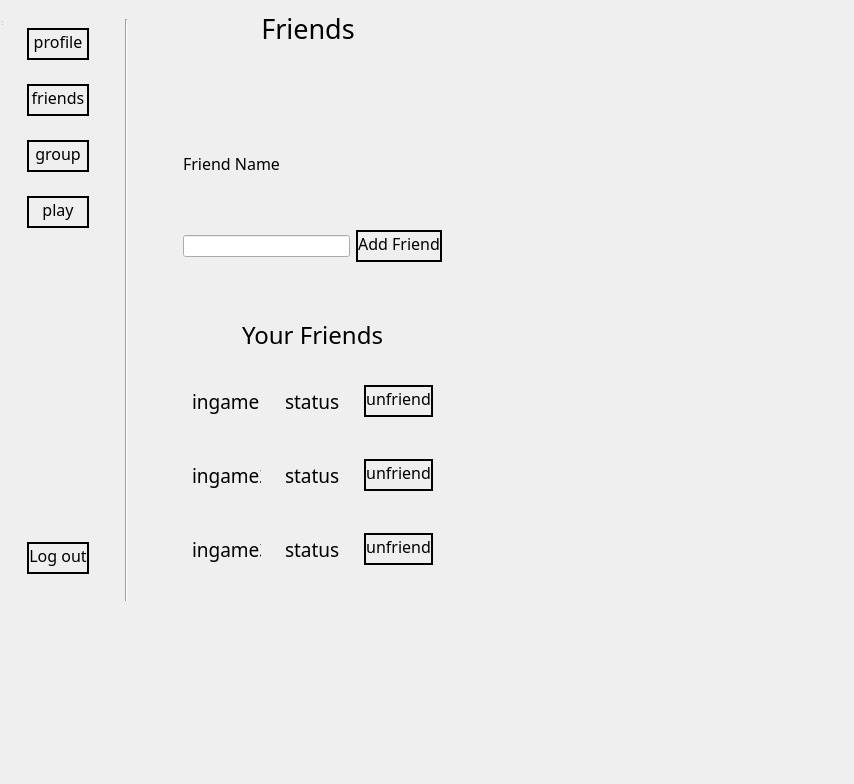
Old version of the form nitin_venv/Chess-master/windows/wui/friends.ui in the repository NetworkProgramming-20212-Group1/ChessMultiplayer.
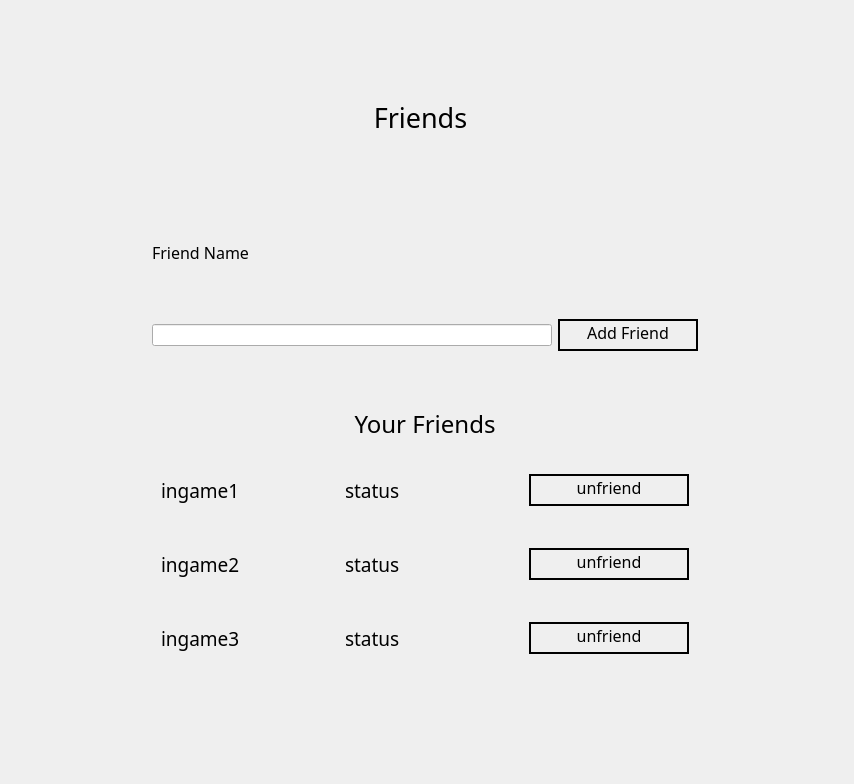
New version of the form.

Diff of the .ui file:
```diff
--- a/nitin_venv/Chess-master/windows/wui/friends.ui
+++ b/nitin_venv/Chess-master/windows/wui/friends.ui
@@ -18,205 +18,11 @@
     <rect>
      <x>0</x>
      <y>0</y>
-     <width>469</width>
-     <height>602</height>
+     <width>851</width>
+     <height>781</height>
     </rect>
    </property>
    <layout class="QHBoxLayout" name="horizontalLayout_6">
-    <item>
-     <widget class="QWidget" name="widget_9" native="true">
-      <property name="minimumSize">
-       <size>
-        <width>150</width>
-        <height>600</height>
-       </size>
-      </property>
-      <property name="maximumSize">
-       <size>
-        <width>200</width>
-        <height>600</height>
-       </size>
-      </property>
-      <layout class="QHBoxLayout" name="horizontalLayout_7">
-       <item>
-        <widget class="QWidget" name="leftWidget" native="true">
-         <property name="maximumSize">
-          <size>
-           <width>150</width>
-           <height>600</height>
-          </size>
-         </property>
-         <layout class="QVBoxLayout" name="verticalLayout">
-          <item>
-           <widget class="QWidget" name="widget_3" native="true">
-            <layout class="QHBoxLayout" name="horizontalLayout">
-             <item>
-              <widget class="QPushButton" name="profile_button">
-               <property name="font">
-                <font>
-                 <family>Poor Richard</family>
-                 <pointsize>12</pointsize>
-                </font>
-               </property>
-               <property name="styleSheet">
-                <string notr="true">border-radius : 100; 
-border : 2px solid black;
-padding-bottom: 5px</string>
-               </property>
-               <property name="text">
-                <string>profile</string>
-               </property>
-              </widget>
-             </item>
-            </layout>
-           </widget>
-          </item>
-          <item>
-           <widget class="QWidget" name="widget_4" native="true">
-            <layout class="QHBoxLayout" name="horizontalLayout_2">
-             <item>
-              <widget class="QPushButton" name="friend_button">
-               <property name="font">
-                <font>
-                 <family>Poor Richard</family>
-                 <pointsize>12</pointsize>
-                </font>
-               </property>
-               <property name="styleSheet">
-                <string notr="true">border-radius : 100; 
-border : 2px solid black;
-padding-bottom: 5px</string>
-               </property>
-               <property name="text">
-                <string>friends</string>
-               </property>
-              </widget>
-             </item>
-            </layout>
-           </widget>
-          </item>
-          <item>
-           <widget class="QWidget" name="widget_5" native="true">
-            <layout class="QHBoxLayout" name="horizontalLayout_3">
-             <item>
-              <widget class="QPushButton" name="group_button">
-               <property name="font">
-                <font>
-                 <family>Poor Richard</family>
-                 <pointsize>12</pointsize>
-                </font>
-               </property>
-               <property name="styleSheet">
-                <string notr="true">border-radius : 100; 
-border : 2px solid black;
-padding-bottom: 5px</string>
-               </property>
-               <property name="text">
-                <string>group</string>
-               </property>
-              </widget>
-             </item>
-            </layout>
-           </widget>
-          </item>
-          <item>
-           <widget class="QWidget" name="widget_6" native="true">
-            <layout class="QVBoxLayout" name="verticalLayout_2">
-             <item>
-              <widget class="QPushButton" name="play_button">
-               <property name="font">
-                <font>
-                 <family>Poor Richard</family>
-                 <pointsize>12</pointsize>
-                </font>
-               </property>
-               <property name="styleSheet">
-                <string notr="true">border-radius : 100; 
-border : 2px solid black;
-padding-bottom: 5px</string>
-               </property>
-               <property name="text">
-                <string>play</string>
-               </property>
-              </widget>
-             </item>
-            </layout>
-           </widget>
-          </item>
-          <item>
-           <spacer name="verticalSpacer">
-            <property name="orientation">
-             <enum>Qt::Vertical</enum>
-            </property>
-            <property name="sizeHint" stdset="0">
-             <size>
-              <width>20</width>
-              <height>40</height>
-             </size>
-            </property>
-           </spacer>
-          </item>
-          <item>
-           <widget class="QWidget" name="widget_7" native="true">
-            <layout class="QHBoxLayout" name="horizontalLayout_4">
-             <item>
-              <widget class="QPushButton" name="logout_button">
-               <property name="font">
-                <font>
-                 <family>Poor Richard</family>
-                 <pointsize>12</pointsize>
-                </font>
-               </property>
-               <property name="styleSheet">
-                <string notr="true">border-radius : 100; 
-border : 2px solid black;
-padding-bottom: 5px</string>
-               </property>
-               <property name="text">
-                <string>Log out</string>
-               </property>
-              </widget>
-             </item>
-            </layout>
-           </widget>
-          </item>
-         </layout>
-        </widget>
-       </item>
-       <item>
-        <widget class="QWidget" name="widget_8" native="true">
-         <property name="minimumSize">
-          <size>
-           <width>20</width>
-           <height>600</height>
-          </size>
-         </property>
-         <property name="maximumSize">
-          <size>
-           <width>40</width>
-           <height>600</height>
-          </size>
-         </property>
-         <layout class="QHBoxLayout" name="horizontalLayout_8">
-          <item>
-           <widget class="Line" name="line">
-            <property name="minimumSize">
-             <size>
-              <width>5</width>
-              <height>600</height>
-             </size>
-            </property>
-            <property name="orientation">
-             <enum>Qt::Vertical</enum>
-            </property>
-           </widget>
-          </item>
-         </layout>
-        </widget>
-       </item>
-      </layout>
-     </widget>
-    </item>
     <item>
      <widget class="QWidget" name="widget" native="true">
       <property name="maximumSize">
@@ -559,16 +365,6 @@
     </item>
    </layout>
   </widget>
-  <widget class="QStatusBar" name="statusbar">
-   <property name="geometry">
-    <rect>
-     <x>0</x>
-     <y>0</y>
-     <width>3</width>
-     <height>27</height>
-    </rect>
-   </property>
-  </widget>
  </widget>
  <resources/>
  <connections/>
```
